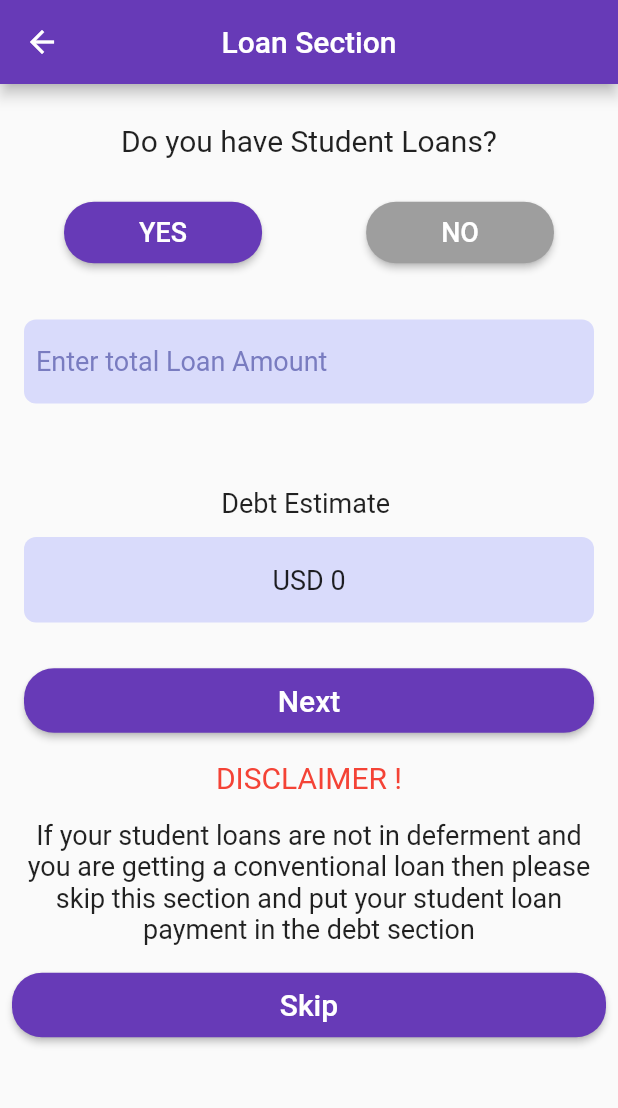
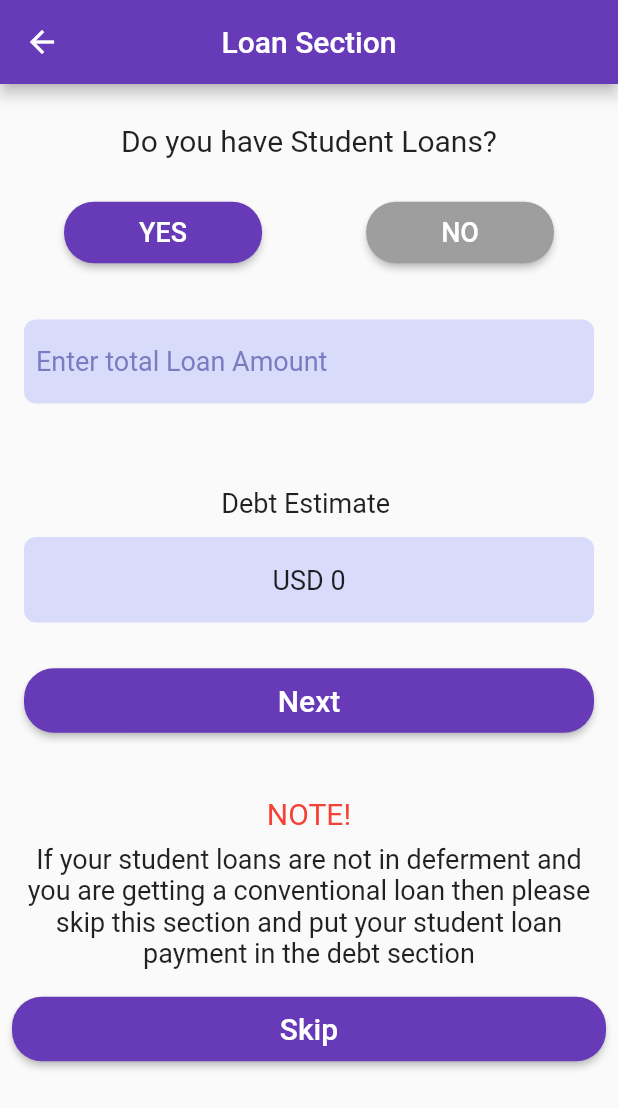
Before and after one commit to oyinlola007/dti_calculator, a Flutter app: the StudentLoanScreen screen opened directly with empty values, on a phone screen of 412 x 824 dp. Shown: the top 1108 px of the screen. Run offline on Flutter 3.47's test engine with Material 2 defaults, Android fonts, the phone set to English and light mode, and no system bars; our stand-ins replace bloc, currency_text_input_formatter, dartz, equatable, flutter_bloc, fluttertoast and 3 more; accounts and stored records are empty.

Commit message:
Minor fixes

```diff
--- a/lib/features/mortgage_ratio_calculator/student_loan/student_loan_screen.dart
+++ b/lib/features/mortgage_ratio_calculator/student_loan/student_loan_screen.dart
@@ -166,15 +166,15 @@ class _StudentLoanScreenState extends State<StudentLoanScreen> {
                     },
                   ),
                   SizedBox(
-                    height: 8,
+                    height: 32,
                   ),
                   Text(
-                    "DISCLAIMER !",
+                    "NOTE!",
                     textAlign: TextAlign.center,
                     style: TextStyle(fontSize: 20, color: Colors.red),
                   ),
                   SizedBox(
-                    height: 16,
+                    height: 8,
                   ),
                   Text(
                     Strings.loanDisclaimer,
--- a/pubspec.yaml
+++ b/pubspec.yaml
@@ -15,7 +15,7 @@ publish_to: 'none' # Remove this line if you wish to publish to pub.dev
 # In iOS, build-name is used as CFBundleShortVersionString while build-number used as CFBundleVersion.
 # Read more about iOS versioning at
 # https://developer.apple.com/library/archive/documentation/General/Reference/InfoPlistKeyReference/Articles/CoreFoundationKeys.html
-version: 1.0.0+1
+version: 1.0.2
 
 environment:
   sdk: ">=2.12.0 <3.0.0"
```
